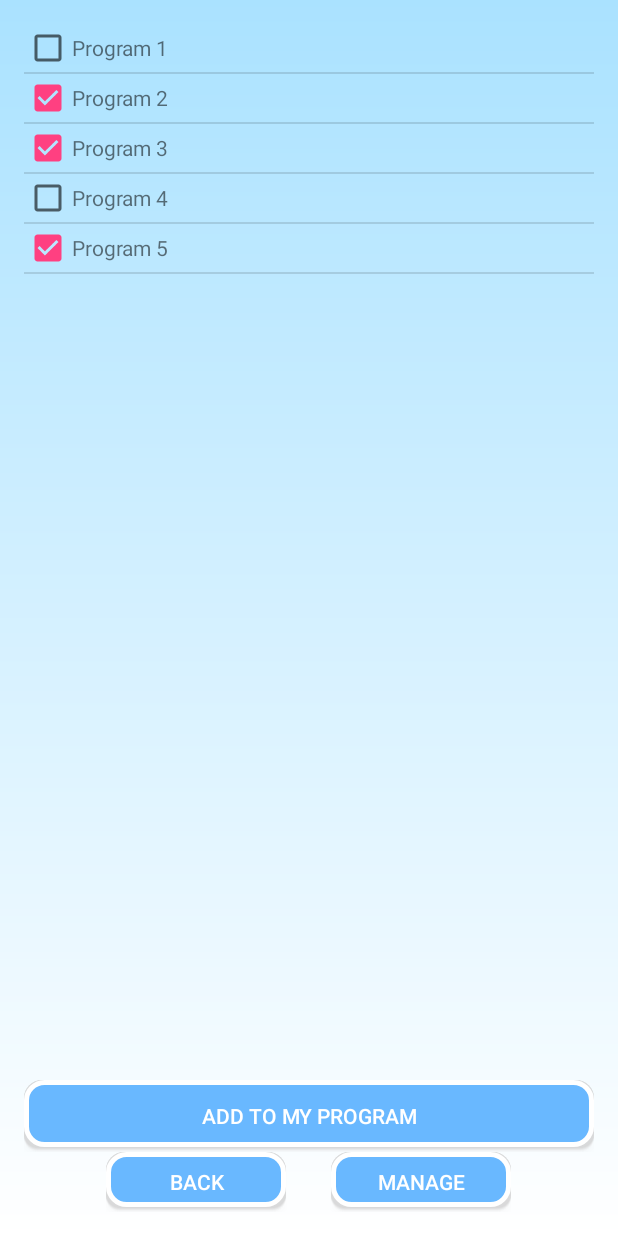
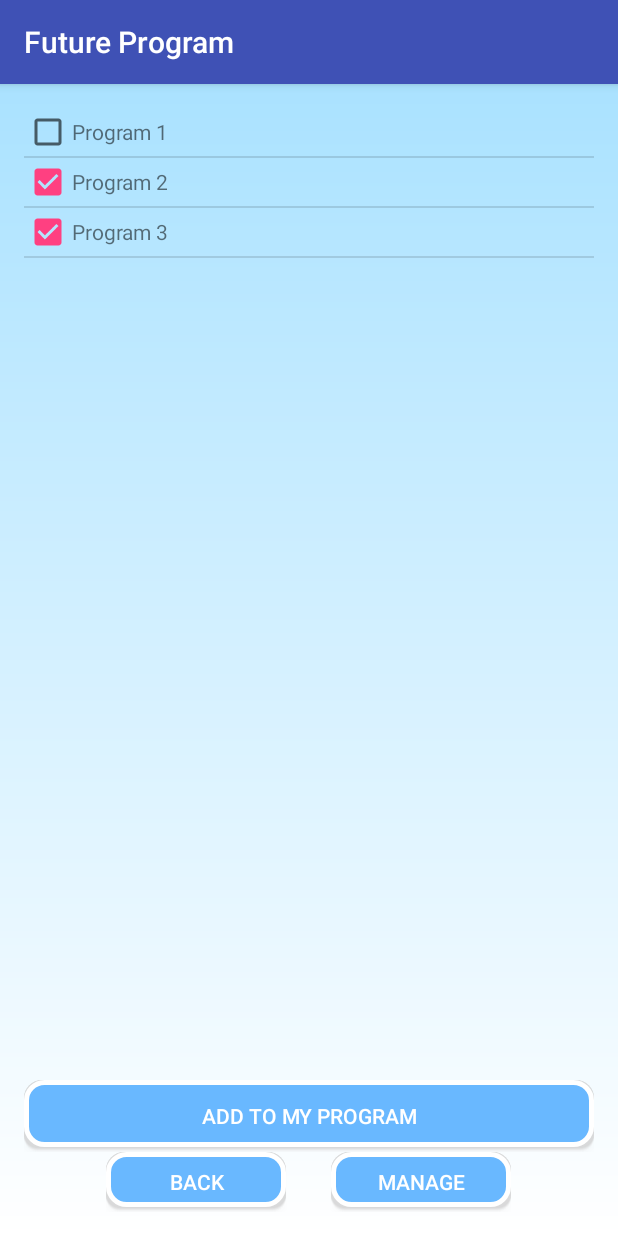
Before and after one commit to anuships/SHIPS-Group, an Android app: the FutureProgram screen opened directly, with no data from a screen before it, on a phone screen of 412 x 824 dp. Run offline under Robolectric (Android 15) with nearby library versions, the light colour scheme and no system bars.

Commit message:
adjust 'future program' page layout and added onClick handler for homepage login button

```diff
--- a/AndroidApp/app/src/main/AndroidManifest.xml
+++ b/AndroidApp/app/src/main/AndroidManifest.xml
@@ -36,8 +36,7 @@
 
         <activity
             android:name=".FutureProgram"
-            android:label="Future Program"
-            android:theme="@style/AppTheme.NoActionBar">
+            android:label="Future Program" >
         </activity>
     </application>
 
--- a/AndroidApp/app/src/main/java/com/example/ships/myapplication/FutureProgram.java
+++ b/AndroidApp/app/src/main/java/com/example/ships/myapplication/FutureProgram.java
@@ -2,14 +2,8 @@ package com.example.ships.myapplication;
 
 import android.support.v7.app.AppCompatActivity;
 import android.os.Bundle;
-import android.view.KeyEvent;
 import android.view.View;
-import android.view.inputmethod.EditorInfo;
-import android.widget.AutoCompleteTextView;
-import android.widget.Button;
-import android.widget.EditText;
 import android.widget.ListView;
-import android.widget.TextView;
 
 import java.util.ArrayList;
 
@@ -21,19 +15,26 @@ public class FutureProgram extends AppCompatActivity {
     protected void onCreate(Bundle savedInstanceState) {
         super.onCreate(savedInstanceState);
         setContentView(R.layout.activity_future_program);
+
         lv = (ListView) findViewById(R.id.programList);
 
-        //add item to the list
+        //add item to the list from database
         programsItems.add(new Programs("Program 1", 0));
         programsItems.add(new Programs("Program 2", 1));
         programsItems.add(new Programs("Program 3", 1));
-        programsItems.add(new Programs("Program 4", 0));
-        programsItems.add(new Programs("Program 5", 1));
-        CustomAdapter adapter = new CustomAdapter(this, programsItems);
+        ProgramListAdapter adapter = new ProgramListAdapter(this, programsItems);
         lv.setAdapter(adapter);
     }
 
     public void addToMyProgram(View view) {
         //get programs' name and all to user's list
     }
+
+    public void goBack(View view) {
+        //go back to the previous page
+    }
+
+    public void goToMangement(View view) {
+        //go to management page
+    }
 }
--- a/AndroidApp/app/src/main/java/com/example/ships/myapplication/MainActivity.java
+++ b/AndroidApp/app/src/main/java/com/example/ships/myapplication/MainActivity.java
@@ -1,5 +1,6 @@
 package com.example.ships.myapplication;
 
+import android.content.Intent;
 import android.os.Bundle;
 import android.support.design.widget.FloatingActionButton;
 import android.support.design.widget.Snackbar;
@@ -18,4 +19,7 @@ public class MainActivity extends AppCompatActivity {
 
     }
 
+    public void clickLogin(View view) {
+        startActivity(new Intent(this, FutureProgram.class));
+    }
 }
--- a/AndroidApp/app/src/main/java/com/example/ships/myapplication/CustomAdapter.java
+++ b/AndroidApp/app/src/main/java/com/example/ships/myapplication/ProgramListAdapter.java
@@ -15,10 +15,10 @@ import android.widget.TextView;
 
 import java.util.ArrayList;
 
-public class CustomAdapter extends ArrayAdapter<Programs> {
+public class ProgramListAdapter extends ArrayAdapter<Programs> {
     ArrayList<Programs> programsItems = null;
     Context context;
-    public CustomAdapter(Context context, ArrayList<Programs> resource) {
+    public ProgramListAdapter(Context context, ArrayList<Programs> resource) {
         super(context,R.layout.row_programs,resource);
         // TODO Auto-generated constructor stub
         this.context = context;
--- a/AndroidApp/app/src/main/res/layout/activity_future_program.xml
+++ b/AndroidApp/app/src/main/res/layout/activity_future_program.xml
@@ -1,6 +1,5 @@
 <?xml version="1.0" encoding="utf-8"?>
 <RelativeLayout xmlns:android="http://schemas.android.com/apk/res/android"
-    xmlns:app="http://schemas.android.com/apk/res-auto"
     xmlns:tools="http://schemas.android.com/tools"
     android:id="@+id/future_program"
     android:layout_width="match_parent"
@@ -9,9 +8,7 @@
     android:paddingLeft="@dimen/activity_horizontal_margin"
     android:paddingRight="@dimen/activity_horizontal_margin"
     android:paddingTop="@dimen/activity_vertical_margin"
-    app:layout_behavior="@string/appbar_scrolling_view_behavior"
-    tools:context="com.example.ships.myapplication.FutureProgram"
-
+    tools:context="com.example.ships.myapplication.LoginActivity"
     android:background="@drawable/gradient">
 
     <LinearLayout
@@ -59,7 +56,8 @@
             android:paddingBottom="0dp"
             android:textColor="#FFFFFF"
             android:layout_marginRight="30dp"
-            android:layout_marginEnd="30dp" />
+            android:layout_marginEnd="30dp"
+            android:onClick="goBack"/>
 
         <Button
             android:text="Manage"
@@ -68,7 +66,8 @@
             android:id="@+id/manage_but"
             android:background="@drawable/roundedbutton"
             android:paddingBottom="0dp"
-            android:textColor="#FFFFFF" />
+            android:textColor="#FFFFFF"
+            android:onClick="goToMangement"/>
         </LinearLayout>
     </LinearLayout>
 
--- a/AndroidApp/app/src/main/res/layout/content_main.xml
+++ b/AndroidApp/app/src/main/res/layout/content_main.xml
@@ -67,7 +67,8 @@
                 android:layout_marginBottom="7dp"
                 android:layout_height="40dp"
                 android:layout_weight="1"
-                android:textColor="#FFFFFF" />
+                android:textColor="#FFFFFF"
+                android:onClick="clickLogin"/>
 
             <Button
                 android:text="Register"
```
